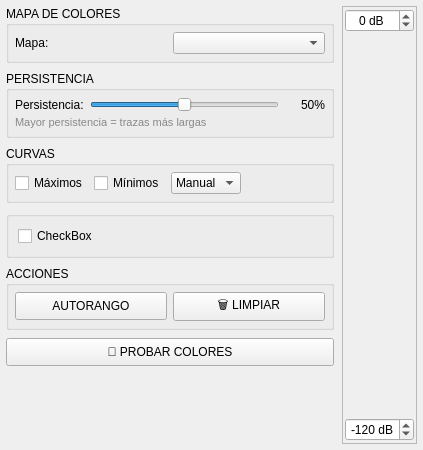
The window that ui/visualization_widget.ui (5n1kt/sdr_analyzer) describes before a commit, drawn with Qt 5.
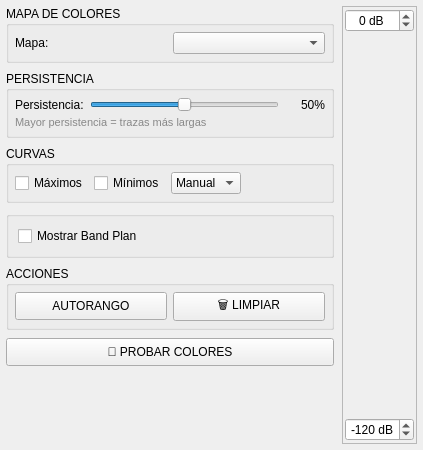
The same window after the commit.

The edit to the form file:
```diff
--- a/ui/visualization_widget.ui
+++ b/ui/visualization_widget.ui
@@ -263,7 +263,7 @@
           <item row="0" column="0">
            <widget class="QCheckBox" name="checkBox">
             <property name="text">
-             <string>CheckBox</string>
+             <string>Mostrar Band Plan</string>
             </property>
            </widget>
           </item>
```
Left out of the diff: 2 changed lines with no effect on the pictures.
